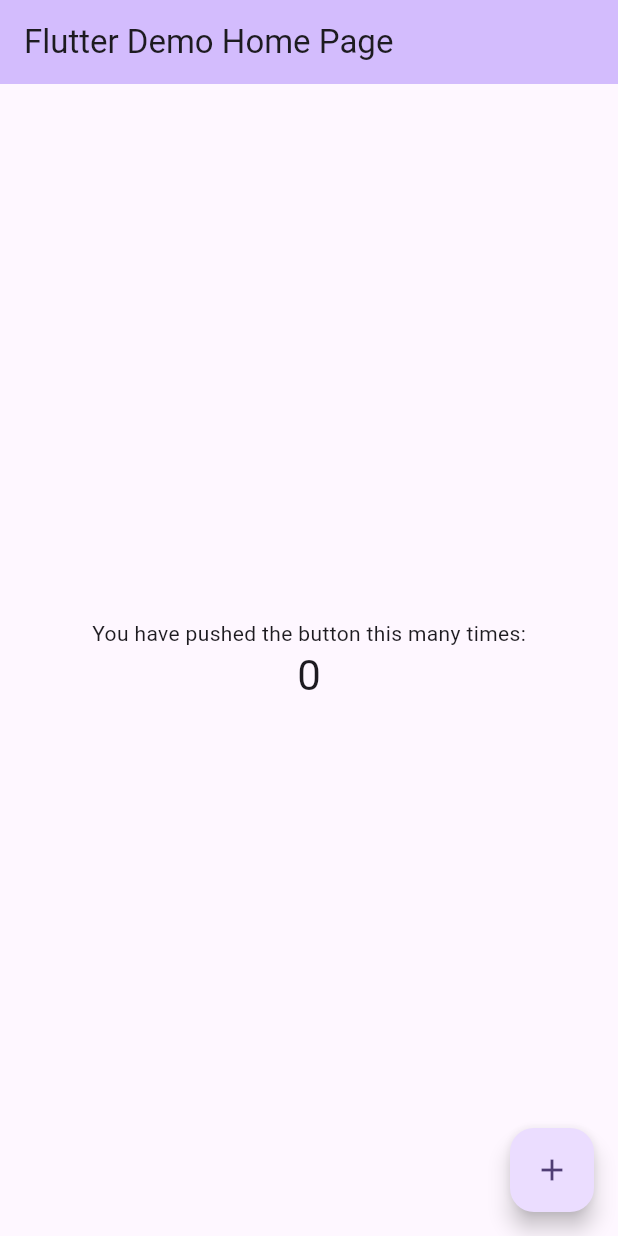
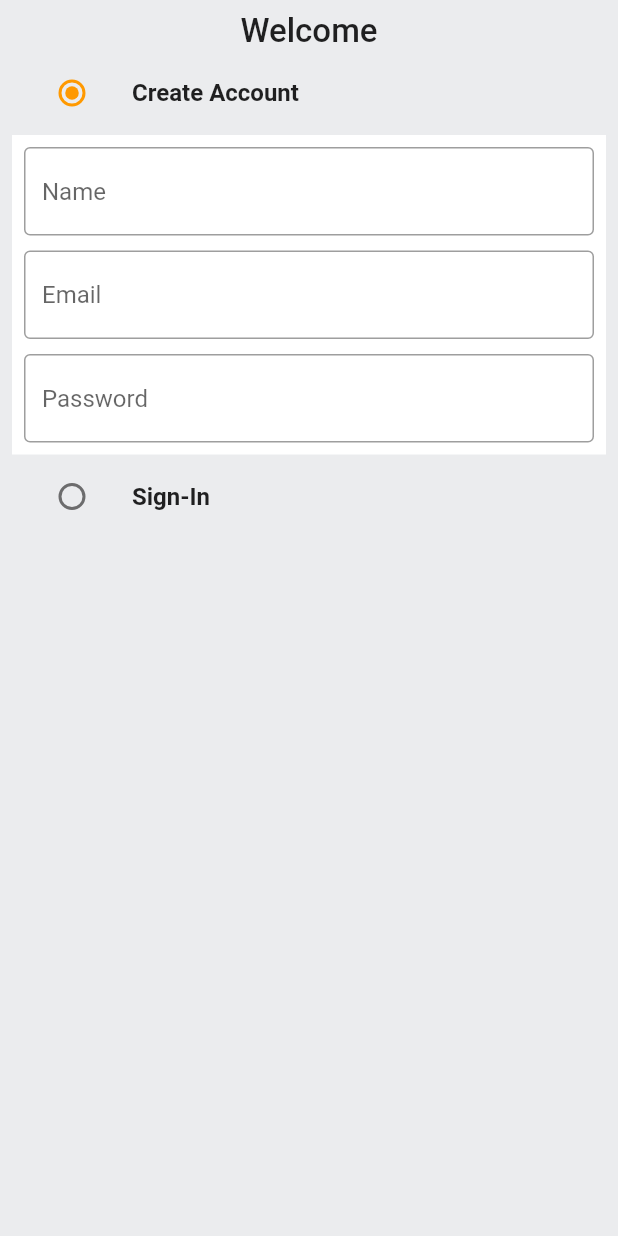
Before and after one commit to zainsh098/amazon_clone_app_flutterProvider, a Flutter app: the screen it shows after launch, on a phone screen of 412 x 824 dp. Run offline on Flutter 3.47's test engine with Material 2 defaults, Android fonts, the phone set to English and light mode, and no system bars.

Commit message:
add constants, folder structures , auth_screen

```diff
--- /dev/null
+++ b/lib/common/widgets/custom_textfield.dart
@@ -0,0 +1,31 @@
+import 'package:flutter/material.dart';
+
+class CustomTextField extends StatelessWidget {
+  final TextEditingController controller;
+  final String hintText;
+  const CustomTextField({super.key, required this.controller,required this.hintText});
+
+  @override
+  Widget build(BuildContext context) {
+    return TextFormField(
+
+      controller: controller,
+      decoration:  InputDecoration(
+        hintText: hintText,
+
+          border:
+              OutlineInputBorder(borderSide: BorderSide(color: Colors.black38)),
+          enabledBorder:
+              OutlineInputBorder(borderSide: BorderSide(color: Colors.black38))),
+    validator:(val) {
+
+
+
+    } ,
+
+
+    );
+
+
+  }
+}
--- /dev/null
+++ b/lib/constants/global_variables.dart
@@ -0,0 +1,52 @@
+import 'package:flutter/material.dart';
+
+String uri = 'http://<yourip>:3000';
+
+class GlobalVariables {
+  // COLORS
+  static const appBarGradient = LinearGradient(
+    colors: [
+      Color.fromARGB(255, 29, 201, 192),
+      Color.fromARGB(255, 125, 221, 216),
+    ],
+    stops: [0.5, 1.0],
+  );
+
+  static const secondaryColor = Color.fromRGBO(255, 153, 0, 1);
+  static const backgroundColor = Colors.white;
+  static const Color greyBackgroundCOlor = Color(0xffebecee);
+  static var selectedNavBarColor = Colors.cyan[800]!;
+  static const unselectedNavBarColor = Colors.black87;
+
+  // STATIC IMAGES
+  static const List<String> carouselImages = [
+    'https://images-eu.ssl-images-amazon.com/images/G/31/img21/Wireless/WLA/TS/D37847648_Accessories_savingdays_Jan22_Cat_PC_1500.jpg',
+    'https://images-eu.ssl-images-amazon.com/images/G/31/img2021/Vday/bwl/English.jpg',
+    'https://images-eu.ssl-images-amazon.com/images/G/31/img22/Wireless/AdvantagePrime/BAU/14thJan/D37196025_IN_WL_AdvantageJustforPrime_Jan_Mob_ingress-banner_1242x450.jpg',
+    'https://images-na.ssl-images-amazon.com/images/G/31/Symbol/2020/00NEW/1242_450Banners/PL31_copy._CB432483346_.jpg',
+    'https://images-na.ssl-images-amazon.com/images/G/31/img21/shoes/September/SSW/pc-header._CB641971330_.jpg',
+  ];
+
+  static const List<Map<String, String>> categoryImages = [
+    {
+      'title': 'Mobiles',
+      'image': 'assets/images/mobiles.jpeg',
+    },
+    {
+      'title': 'Essentials',
+      'image': 'assets/images/essentials.jpeg',
+    },
+    {
+      'title': 'Appliances',
+      'image': 'assets/images/appliances.jpeg',
+    },
+    {
+      'title': 'Books',
+      'image': 'assets/images/books.jpeg',
+    },
+    {
+      'title': 'Fashion',
+      'image': 'assets/images/fashion.jpeg',
+    },
+  ];
+}
--- /dev/null
+++ b/lib/features/auth/screens/auth_screen.dart
@@ -0,0 +1,129 @@
+import 'package:amazonclone/constants/global_variables.dart';
+import 'package:flutter/material.dart';
+import 'package:amazonclone/common/widgets/custom_textfield.dart';
+enum Auth {
+  signin,
+  signup,
+}
+
+class AuthScreen extends StatefulWidget {
+  static const String routeName = '/auth-screen';
+  const AuthScreen({super.key});
+
+  @override
+  State<AuthScreen> createState() => _AuthScreenState();
+}
+
+class _AuthScreenState extends State<AuthScreen> {
+  Auth _auth = Auth.signup;
+  final _signUpFormKey=GlobalKey<FormState>();
+  final _signINFormKey=GlobalKey<FormState>();
+  final TextEditingController _emailController=new TextEditingController();
+  final TextEditingController _passwordController=new TextEditingController();
+  final TextEditingController _nameController=new TextEditingController();
+
+
+
+  @override
+  void dispose() {
+    // TODO: implement dispose
+    super.dispose();
+    _emailController.dispose();
+    _passwordController.dispose();
+    _nameController.dispose();
+
+
+
+
+  }
+
+
+
+  @override
+  Widget build(BuildContext context) {
+    return Scaffold(
+      backgroundColor: GlobalVariables.greyBackgroundCOlor,
+      body: SafeArea(
+          child: Padding(
+        padding: const EdgeInsets.all(8.0),
+        child: Column(
+          children: [
+            const Text(
+              'Welcome',
+              style: TextStyle(fontSize: 22, fontWeight: FontWeight.w500),
+            ),
+
+
+
+
+
+            ListTile(
+              title: const Text(
+                'Create Account',
+                style: TextStyle(fontWeight: FontWeight.bold),
+              ),
+              leading: Radio(
+                  activeColor: GlobalVariables.secondaryColor,
+                  value: Auth.signup,
+                  groupValue: _auth,
+                  onChanged: (Auth? val) {
+                    setState(() {
+                      _auth = val!;
+                    });
+                  }),
+            ),
+            if(_auth==Auth.signup)
+
+              Container(
+                padding: const EdgeInsets.all(8),
+                color: GlobalVariables.backgroundColor,
+
+                child: Form(
+                  key:_signUpFormKey ,
+                  child:Column(
+                    children: [
+                      CustomTextField(controller:_nameController ,hintText: 'Name',),
+                      SizedBox(height: 10,),
+                      CustomTextField(controller:_emailController,hintText: 'Email', ),
+                      SizedBox(height: 10,),
+                      CustomTextField(controller:_passwordController ,hintText: 'Password',),
+
+
+
+
+
+
+                    ],
+
+
+                  ),
+                ),
+              ),
+
+
+
+
+
+
+
+            ListTile(
+              title: const Text(
+                'Sign-In',
+                style: TextStyle(fontWeight: FontWeight.bold),
+              ),
+              leading: Radio(
+                  activeColor: GlobalVariables.secondaryColor,
+                  value: Auth.signin,
+                  groupValue: _auth,
+                  onChanged: (Auth? val) {
+                    setState(() {
+                      _auth = val!;
+                    });
+                  }),
+            ),
+          ],
+        ),
+      )),
+    );
+  }
+}
--- a/lib/main.dart
+++ b/lib/main.dart
@@ -1,3 +1,6 @@
+import 'package:amazonclone/constants/global_variables.dart';
+import 'package:amazonclone/features/auth/screens/auth_screen.dart';
+import 'routes.dart';
 import 'package:flutter/material.dart';
 
 void main() {
@@ -11,115 +14,25 @@ class MyApp extends StatelessWidget {
   @override
   Widget build(BuildContext context) {
     return MaterialApp(
-      title: 'Flutter Demo',
-      theme: ThemeData(
-        // This is the theme of your application.
-        //
-        // TRY THIS: Try running your application with "flutter run". You'll see
-        // the application has a blue toolbar. Then, without quitting the app,
-        // try changing the seedColor in the colorScheme below to Colors.green
-        // and then invoke "hot reload" (save your changes or press the "hot
-        // reload" button in a Flutter-supported IDE, or press "r" if you used
-        // the command line to start the app).
-        //
-        // Notice that the counter didn't reset back to zero; the application
-        // state is not lost during the reload. To reset the state, use hot
-        // restart instead.
-        //
-        // This works for code too, not just values: Most code changes can be
-        // tested with just a hot reload.
-        colorScheme: ColorScheme.fromSeed(seedColor: Colors.deepPurple),
-        useMaterial3: true,
-      ),
-      home: const MyHomePage(title: 'Flutter Demo Home Page'),
+        title: 'Amazon CLone',
+        theme: ThemeData(
+          scaffoldBackgroundColor: GlobalVariables.backgroundColor,
+          colorScheme:
+          ColorScheme.light(primary: GlobalVariables.secondaryColor),
+
+
+          appBarTheme: AppBarTheme(
+            elevation: 0,
+
+
+            iconTheme: IconThemeData(color: Colors.black),
+          ),
+
+        ),
+        initialRoute: AuthScreen.routeName,
+        onGenerateRoute: Routes.generateRoute,
+    home: const  AuthScreen(),
+
     );
   }
 }
-
-class MyHomePage extends StatefulWidget {
-  const MyHomePage({super.key, required this.title});
-
-  // This widget is the home page of your application. It is stateful, meaning
-  // that it has a State object (defined below) that contains fields that affect
-  // how it looks.
-
-  // This class is the configuration for the state. It holds the values (in this
-  // case the title) provided by the parent (in this case the App widget) and
-  // used by the build method of the State. Fields in a Widget subclass are
-  // always marked "final".
-
-  final String title;
-
-  @override
-  State<MyHomePage> createState() => _MyHomePageState();
-}
-
-class _MyHomePageState extends State<MyHomePage> {
-  int _counter = 0;
-
-  void _incrementCounter() {
-    setState(() {
-      // This call to setState tells the Flutter framework that something has
-      // changed in this State, which causes it to rerun the build method below
-      // so that the display can reflect the updated values. If we changed
-      // _counter without calling setState(), then the build method would not be
-      // called again, and so nothing would appear to happen.
-      _counter++;
-    });
-  }
-
-  @override
-  Widget build(BuildContext context) {
-    // This method is rerun every time setState is called, for instance as done
-    // by the _incrementCounter method above.
-    //
-    // The Flutter framework has been optimized to make rerunning build methods
-    // fast, so that you can just rebuild anything that needs updating rather
-    // than having to individually change instances of widgets.
-    return Scaffold(
-      appBar: AppBar(
-        // TRY THIS: Try changing the color here to a specific color (to
-        // Colors.amber, perhaps?) and trigger a hot reload to see the AppBar
-        // change color while the other colors stay the same.
-        backgroundColor: Theme.of(context).colorScheme.inversePrimary,
-        // Here we take the value from the MyHomePage object that was created by
-        // the App.build method, and use it to set our appbar title.
-        title: Text(widget.title),
-      ),
-      body: Center(
-        // Center is a layout widget. It takes a single child and positions it
-        // in the middle of the parent.
-        child: Column(
-          // Column is also a layout widget. It takes a list of children and
-          // arranges them vertically. By default, it sizes itself to fit its
-          // children horizontally, and tries to be as tall as its parent.
-          //
-          // Column has various properties to control how it sizes itself and
-          // how it positions its children. Here we use mainAxisAlignment to
-          // center the children vertically; the main axis here is the vertical
-          // axis because Columns are vertical (the cross axis would be
-          // horizontal).
-          //
-          // TRY THIS: Invoke "debug painting" (choose the "Toggle Debug Paint"
-          // action in the IDE, or press "p" in the console), to see the
-          // wireframe for each widget.
-          mainAxisAlignment: MainAxisAlignment.center,
-          children: <Widget>[
-            const Text(
-              'You have pushed the button this many times:',
-            ),
-            Text(
-              '$_counter',
-              style: Theme.of(context).textTheme.headlineMedium,
-            ),
-          ],
-        ),
-      ),
-      floatingActionButton: FloatingActionButton(
-        onPressed: _incrementCounter,
-        tooltip: 'Increment',
-        child: const Icon(Icons.add),
-      ), // This trailing comma makes auto-formatting nicer for build methods.
-    );
-  }
-}
--- /dev/null
+++ b/lib/routes.dart
@@ -0,0 +1,48 @@
+
+
+import 'package:amazonclone/features/auth/screens/auth_screen.dart';
+import 'package:flutter/cupertino.dart';
+import 'package:flutter/material.dart';
+
+
+class Routes{
+
+   static Route<dynamic> generateRoute(RouteSettings routeSettings)
+  {
+
+    switch(routeSettings.name)
+    {
+      case AuthScreen.routeName:
+        return MaterialPageRoute(
+
+            settings: routeSettings,
+            builder: (BuildContext context) =>const AuthScreen()
+        );
+      default:
+        return MaterialPageRoute(builder: (BuildContext context) => const Scaffold(
+          body: Center(
+
+            child: Text('No Route Added/Error...'),
+
+          ),
+
+
+        ),);
+
+
+    }
+
+
+
+
+
+
+
+
+  }
+
+
+
+
+
+}
--- a/pubspec.yaml
+++ b/pubspec.yaml
@@ -88,3 +88,6 @@ flutter:
   #
   # For details regarding fonts from package dependencies,
   # see https://flutter.dev/custom-fonts/#from-packages
+  assets:
+    - lib/features/
+    - lib/generated/
```
Also changed, not shown: lib/common/widgets/custome_button.dart (added), lib/constants/colors.dart (added).
